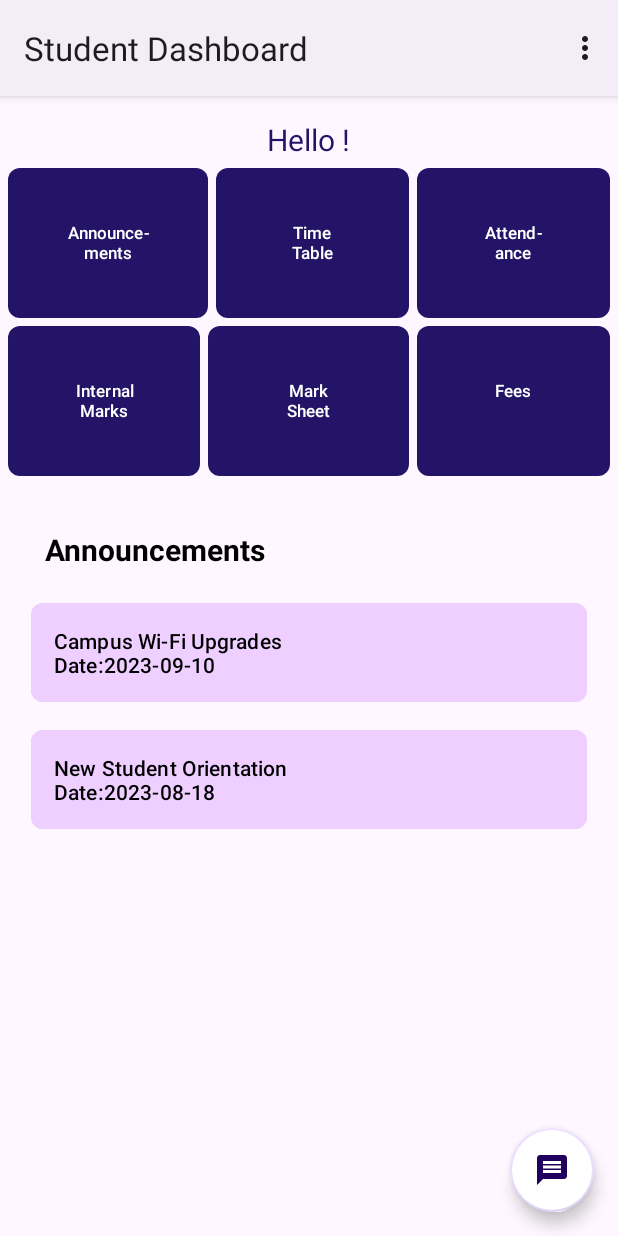
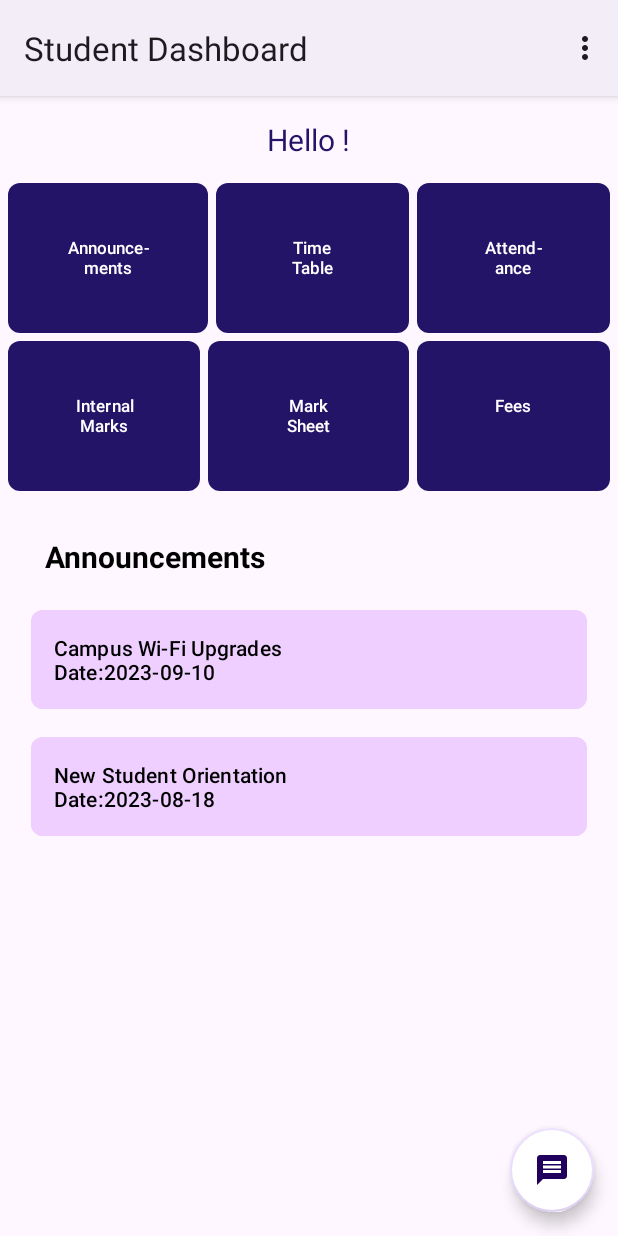
Before and after one commit to Nitish-KrSingh/SLCM, an Android app: the StudentDashboard screen opened directly, with no data from a screen before it, on a phone screen of 412 x 824 dp. Run offline under Robolectric (Android 15) with nearby library versions, the light colour scheme and no system bars.

Commit message:
Minor changes-2

```diff
--- a/app/src/main/res/layout/activity_student_dashboard.xml
+++ b/app/src/main/res/layout/activity_student_dashboard.xml
@@ -21,8 +21,8 @@
         android:layout_width="match_parent"
         android:layout_height="wrap_content"
         android:layout_gravity="center_horizontal"
-        android:layout_margin="5dp"
         android:layout_marginTop="15dp"
+        android:layout_marginHorizontal="5dp"
         android:columnCount="3"
         android:rowCount="2">
 
```
